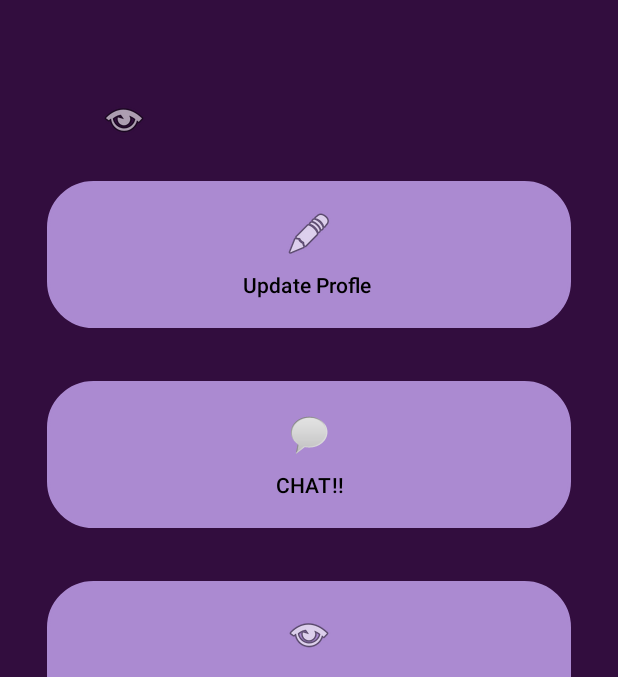
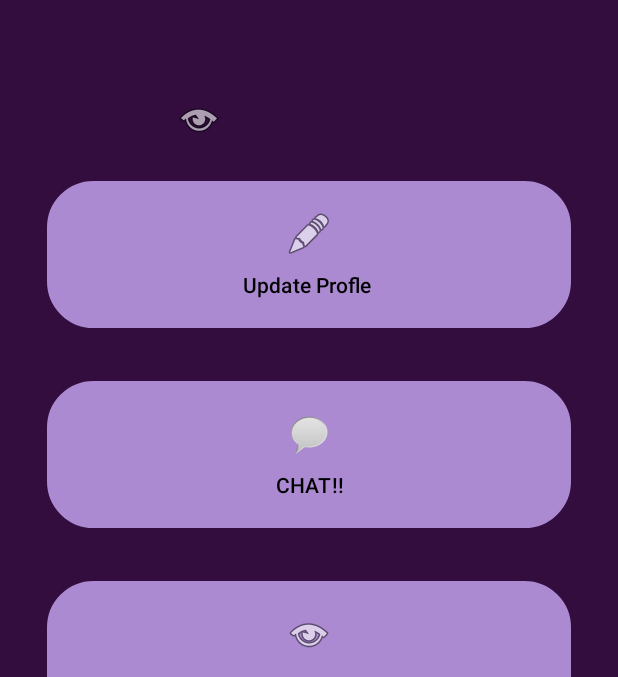
Before and after one commit to anasaqeeel/CodeHub_Android_App, an Android app: the main screen opened directly, with no data from a screen before it, on a phone screen of 412 x 824 dp, the part 91-768 px from its top. Run offline under Robolectric (Android 15) with nearby library versions, the phone set to English and light mode, and no system bars; our stand-ins replace Firebase (no records; nobody signed in at launch, a user with empty details on screens opened directly); Roboto replaces fonts that are not available here.

Commit message:
updated xmls

```diff
--- a/app/src/main/res/layout/activity_main3.xml
+++ b/app/src/main/res/layout/activity_main3.xml
@@ -28,7 +28,7 @@
             android:layout_marginTop="50dp"
             android:layout_width="wrap_content"
             android:layout_height="wrap_content"
-            android:layout_marginLeft="35dp"
+            android:layout_marginLeft="85dp"
             android:drawableEnd="@android:drawable/ic_menu_view"
             android:text="Hi "
             android:textColor="@color/white"
```
